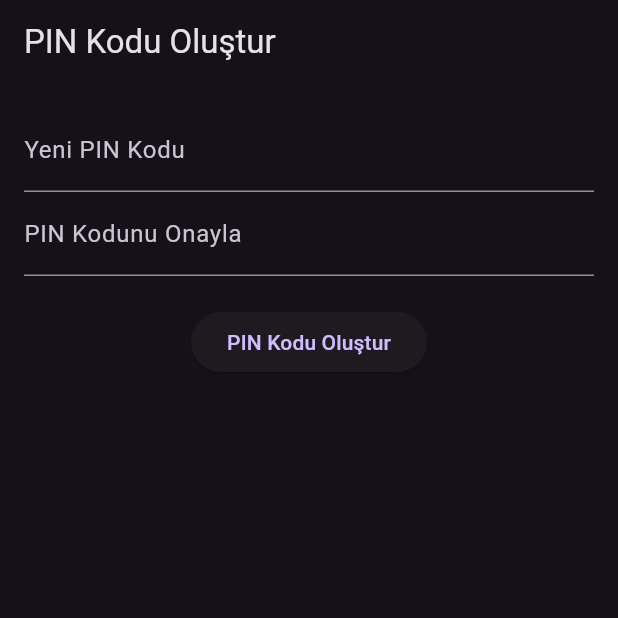
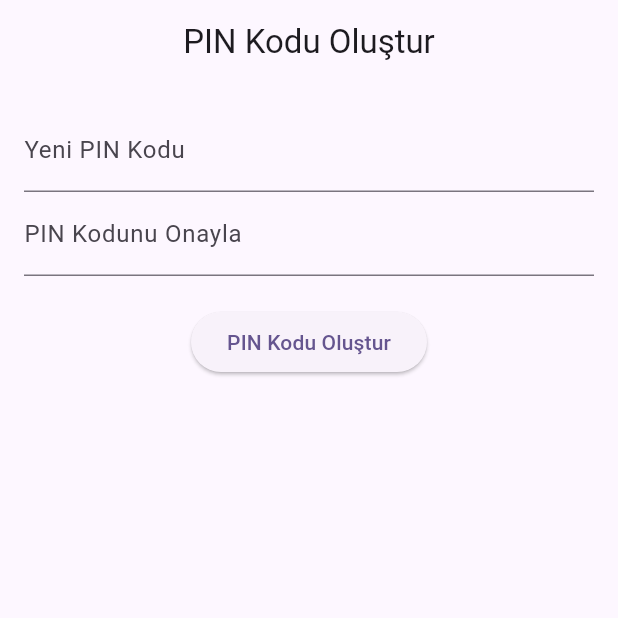
Before and after one commit to amITranquil/price_list, a Flutter app: the screen it shows after launch, on a phone screen of 412 x 824 dp, the top half of it. Run offline on Flutter 3.47's test engine with Material 3 defaults, Android fonts, the phone set to English and light mode, and no system bars; our stand-ins replace hive; missing offline and left inert: window_manager; accounts and stored records are empty; generated files the repository leaves out were written again.

Commit message:
Windows uyumluluğu için eksik dosyalar güncellendi
- lib/screens/create_pin_page.dart: onLanguageChange parametresi eklendi
- lib/main.dart: Çoklu dil desteği güncellemeleri
- Windows build hatalarını giderildi

🤖 Generated with [Claude Code](https://claude.ai/code)

Co-Authored-By: Claude <noreply@anthropic.com>

```diff
--- a/lib/main.dart
+++ b/lib/main.dart
@@ -1,10 +1,12 @@
 import 'package:flutter/material.dart';
+import 'package:flutter_localizations/flutter_localizations.dart';
 import 'package:window_manager/window_manager.dart';
 import 'dart:io' show Platform;
 import 'package:flutter/foundation.dart' show kIsWeb;
 import 'package:price_list/screens/price_calculator_screen.dart';
 import 'package:price_list/screens/create_pin_page.dart';
 import 'package:price_list/utils/database_helper.dart';
+import 'package:flutter_gen/gen_l10n/app_localizations.dart';
 
 void main() async {
   WidgetsFlutterBinding.ensureInitialized();
@@ -34,23 +36,108 @@ void main() async {
   }
 }
 
-class MyApp extends StatelessWidget {
+class MyApp extends StatefulWidget {
   const MyApp({super.key});
+
+  @override
+  State<MyApp> createState() => _MyAppState();
+}
+
+class _MyAppState extends State<MyApp> {
+  Locale _locale = const Locale('tr');
+
+  @override
+  void initState() {
+    super.initState();
+    _loadLanguage();
+  }
+
+  Future<void> _loadLanguage() async {
+    final languageCode = await DatabaseHelper().getLanguageCode();
+    if (languageCode != null && mounted) {
+      setState(() {
+        _locale = Locale(languageCode);
+      });
+    }
+  }
+
+  void changeLanguage(Locale locale) {
+    setState(() {
+      _locale = locale;
+    });
+    DatabaseHelper().setLanguageCode(locale.languageCode);
+  }
 
   @override
   Widget build(BuildContext context) {
     return MaterialApp(
-      title: 'Fiyat Hesaplayıcı',
-      theme: ThemeData.dark(),
+      title: 'Price List Calculator',
+      debugShowCheckedModeBanner: false,
+      locale: _locale,
+      localizationsDelegates: const [
+        AppLocalizations.delegate,
+        GlobalMaterialLocalizations.delegate,
+        GlobalWidgetsLocalizations.delegate,
+        GlobalCupertinoLocalizations.delegate,
+      ],
+      supportedLocales: const [
+        Locale('en'),
+        Locale('tr'),
+      ],
+      theme: ThemeData(
+        useMaterial3: true,
+        colorScheme: ColorScheme.fromSeed(
+          seedColor: const Color(0xFF6750A4),
+          brightness: Brightness.light,
+        ),
+        appBarTheme: const AppBarTheme(
+          centerTitle: true,
+          elevation: 0,
+          scrolledUnderElevation: 1,
+        ),
+        cardTheme: CardTheme(
+          elevation: 2,
+          shape: RoundedRectangleBorder(
+            borderRadius: BorderRadius.circular(12),
+          ),
+        ),
+        filledButtonTheme: FilledButtonThemeData(
+          style: FilledButton.styleFrom(
+            padding: const EdgeInsets.symmetric(horizontal: 24, vertical: 12),
+            shape: RoundedRectangleBorder(
+              borderRadius: BorderRadius.circular(8),
+            ),
+          ),
+        ),
+      ),
+      darkTheme: ThemeData(
+        useMaterial3: true,
+        colorScheme: ColorScheme.fromSeed(
+          seedColor: const Color(0xFF6750A4),
+          brightness: Brightness.dark,
+        ),
+        appBarTheme: const AppBarTheme(
+          centerTitle: true,
+          elevation: 0,
+          scrolledUnderElevation: 1,
+        ),
+        cardTheme: CardTheme(
+          elevation: 2,
+          shape: RoundedRectangleBorder(
+            borderRadius: BorderRadius.circular(12),
+          ),
+        ),
+      ),
+      themeMode: ThemeMode.system,
       home: FutureBuilder<bool>(
         future: _checkPinStatus(),
         builder: (context, snapshot) {
           if (snapshot.connectionState == ConnectionState.waiting) {
             return const Center(child: CircularProgressIndicator());
           } else if (snapshot.hasData && snapshot.data == true) {
-            return const PriceCalculatorScreen();
+            return PriceCalculatorScreen(onLanguageChange: changeLanguage);
           } else {
-            return const CreatePinPage();
+            return CreatePinPage(onLanguageChange: changeLanguage);
           }
         },
       ),
--- a/lib/screens/create_pin_page.dart
+++ b/lib/screens/create_pin_page.dart
@@ -3,7 +3,9 @@ import '/utils/database_helper.dart';
 import 'price_calculator_screen.dart'; // PriceCalculatorScreen import edin
 
 class CreatePinPage extends StatefulWidget {
-  const CreatePinPage({super.key});
+  final Function(Locale)? onLanguageChange;
+
+  const CreatePinPage({super.key, this.onLanguageChange});
 
   @override
   CreatePinPageState createState() => CreatePinPageState();
@@ -24,7 +26,7 @@ class CreatePinPageState extends State<CreatePinPage> {
       // PIN kodu başarıyla oluşturulduktan sonra PriceCalculatorScreen'e geç
       Navigator.pushReplacement(
         context,
-        MaterialPageRoute(builder: (context) => const PriceCalculatorScreen()),
+        MaterialPageRoute(builder: (context) => PriceCalculatorScreen(onLanguageChange: widget.onLanguageChange)),
       );
     } else {
       ScaffoldMessenger.of(context).showSnackBar(
```
